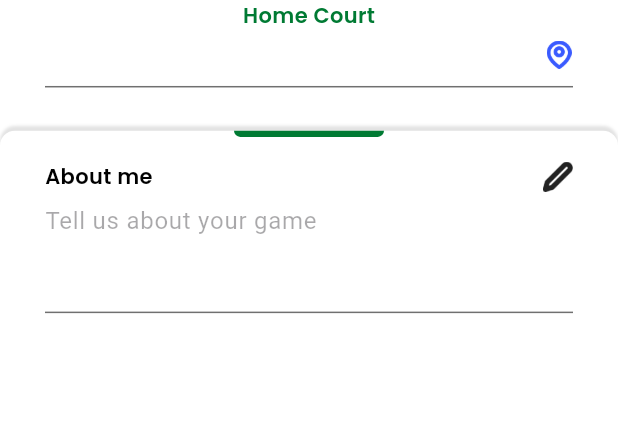
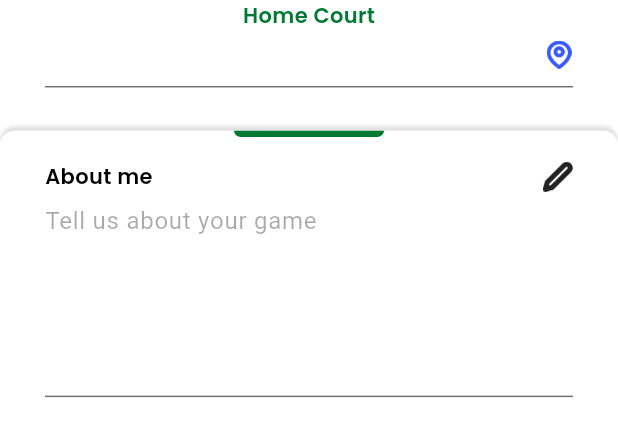
Before and after one commit to WaseemMirzaa/Check-In-Flutter, a Flutter app: the AboutSection widget shown alone on an empty page, opened directly, on a phone screen of 412 x 824 dp. Shown: the top 437 px of the screen. Run offline on Flutter 3.47's test engine with Material 3 defaults, Android fonts, the phone set to English and light mode, and no system bars; our stand-ins replace cached_network_image, chewie, cloud_firestore, csv, email_validator, emoji_picker_flutter and 22 more; missing offline and left inert: app_tracking_transparency, dart:html, google_maps, google_maps_webservice; accounts and stored records are empty.

Commit message:
fix profile + players profile + chat profile

```diff
--- a/lib/ui/screens/ Messages NavBar/other_profile/other_profile_view.dart
+++ b/lib/ui/screens/ Messages NavBar/other_profile/other_profile_view.dart
@@ -151,7 +151,6 @@ class _OtherProfileViewState extends State<OtherProfileView> {
                   flex: 2,
                   child: Column(
                     children: [
-
                       Container(
                         padding:
                         const EdgeInsets.only(
--- a/lib/ui/screens/Players.dart
+++ b/lib/ui/screens/Players.dart
@@ -239,13 +239,11 @@ class _PlayersViewState extends State<PlayersView> {
                                               children: [
                                                 Container(
                                                   height: 13.5.h,
-                                                  width: 24.w,
+                                                  width: 13.5.h,
                                                   decoration: BoxDecoration(
                                                     shape: BoxShape.circle,
                                                     border: user.photoUrl == ""
-                                                        ? Border.all(
-                                                            width: 2,
-                                                            color: appGreenColor)
+                                                        ? Border.all(width: 2, color: appGreenColor)
                                                         : null,
                                                   ),
                                                   child: ClipOval(
--- a/lib/ui/widgets/about_section.dart
+++ b/lib/ui/widgets/about_section.dart
@@ -89,7 +89,7 @@ class _AboutSectionState extends State<AboutSection> {
                 left: 30,
                 right: 30,
               ),
-              height: 20.h,
+              // height: 30.h,
               decoration: BoxDecoration(
                 color: appWhiteColor,
                 borderRadius: const BorderRadius.only(topLeft: Radius.circular(10), topRight: Radius.circular(10)),
@@ -109,8 +109,7 @@ class _AboutSectionState extends State<AboutSection> {
                     height: 0.5.h,
                     decoration: BoxDecoration(
                         color: appGreenColor,
-                        borderRadius:
-                            const BorderRadius.only(bottomLeft: Radius.circular(5), bottomRight: Radius.circular(5))),
+                        borderRadius: const BorderRadius.only(bottomLeft: Radius.circular(5), bottomRight: Radius.circular(5))),
                   ),
                   SizedBox(
                     height: 2.h,
@@ -127,8 +126,7 @@ class _AboutSectionState extends State<AboutSection> {
                               //..........
                               aboutMe = aboutMeController.text;
                               widget.userController.userModel.value.aboutMe = aboutMe;
-                              FirebaseFirestore.instance
-                                  .collection(Collections.USER)
+                              FirebaseFirestore.instance.collection(Collections.USER)
                                   .doc(FirebaseAuth.instance.currentUser!.uid)
                                   .update({UserKey.ABOUT_ME: aboutMe});
                             });
@@ -148,9 +146,7 @@ class _AboutSectionState extends State<AboutSection> {
                       )
                     ],
                   ),
-                  Container(
-                    height: 80,
-                    child: TextField(
+                  TextField(
                     controller: aboutMeController,
                     textInputAction: TextInputAction.done,
                     onSubmitted: (value) {
@@ -178,7 +174,6 @@ class _AboutSectionState extends State<AboutSection> {
                         hintText: TempLanguage.tellUsAboutGame,
                         helperStyle: GoogleFonts.poppins(fontSize: 14, fontWeight: regular, color: silverColor)),
                   ),
-                  ),
                   // verticalGap(20),
                   Container(
                     height: 1,
```
Also changed, not shown: lib/ui/screens/player.dart (+3 -6 lines), lib/ui/screens/profile_screen.dart (+5 -4 lines). Lines whose indentation alone changed are shown as unchanged.
